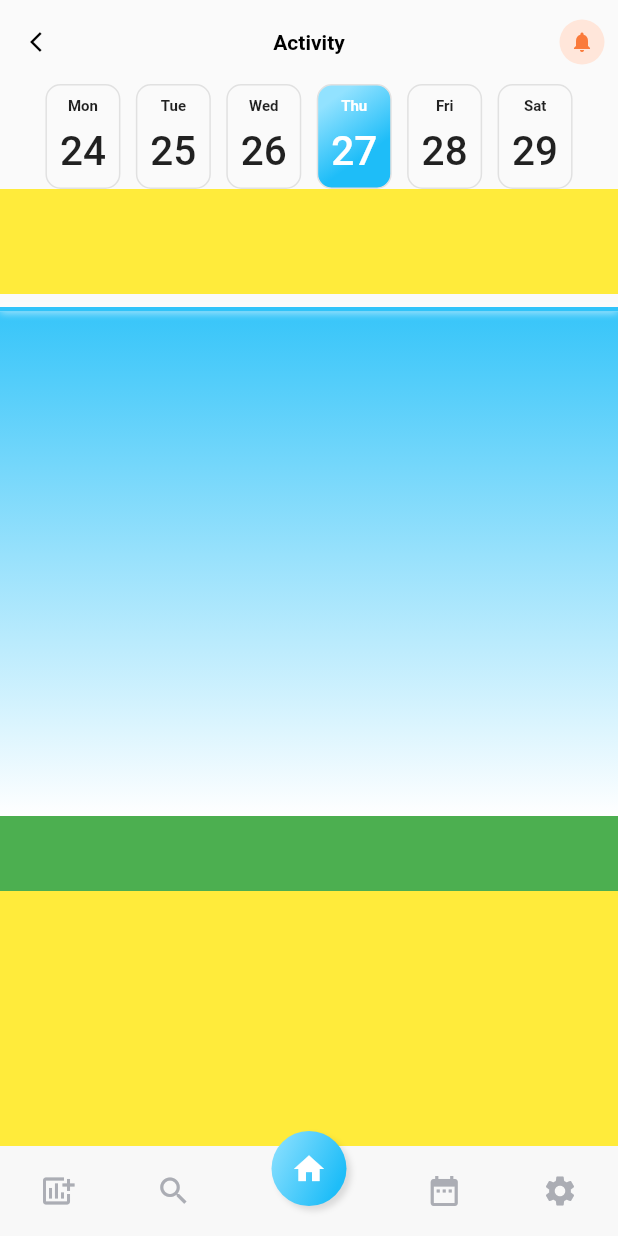
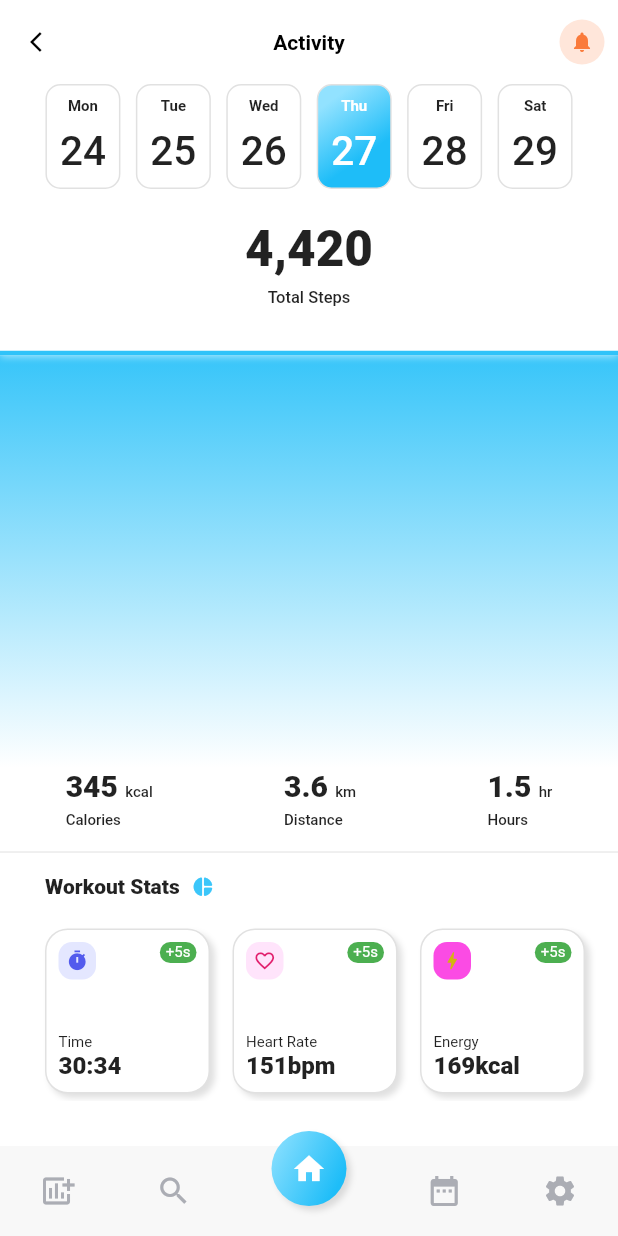
Before and after one commit to flutterwithdraig/FitnessTracker, a Flutter app: the HomePage screen opened directly, after a tap on "Running", on a phone screen of 412 x 824 dp. Run offline on Flutter 3.47's test engine with Material 2 defaults, Android fonts, the phone set to English and light mode, and no system bars.

Commit message:
Episode 5

```diff
--- a/analysis_options.yaml
+++ b/analysis_options.yaml
@@ -22,8 +22,8 @@ linter:
   # `// ignore_for_file: name_of_lint` syntax on the line or in the file
   # producing the lint.
   rules:
-    prefer_const_constructors: false
-    prefer_const_literals_to_create_immutables: false
+    # prefer_const_constructors: false
+    # prefer_const_literals_to_create_immutables: false
     # avoid_print: false  # Uncomment to disable the `avoid_print` rule
     # prefer_single_quotes: true  # Uncomment to enable the `prefer_single_quotes` rule
 
--- a/lib/helpers.dart
+++ b/lib/helpers.dart
@@ -1,3 +1,5 @@
+import 'dart:math';
+
 final Map<int, String> daysOfWeek = {
   1: 'Mon',
   2: 'Tue',
@@ -7,3 +9,14 @@ final Map<int, String> daysOfWeek = {
   6: 'Sat',
   7: 'Sun',
 };
+
+int randBetween(int min, int max) {
+  return Random().nextInt(max - min) + min;
+}
+
+String formatNumber(int number) {
+  return number.toString().replaceAllMapped(
+        RegExp(r'(\d{1,3})(?=(\d{3})+(?!\d))'),
+        (Match m) => '${m[1]},',
+      );
+}
--- a/lib/main.dart
+++ b/lib/main.dart
@@ -19,7 +19,7 @@ class MyApp extends StatelessWidget {
       title: 'Fitness Tracker',
       theme: ThemeData(
         fontFamily: 'Roboto',
-        textTheme: TextTheme(
+        textTheme: const TextTheme(
           headline1: TextStyle(
             fontSize: 14,
             color: Colors.black,
@@ -29,10 +29,10 @@ class MyApp extends StatelessWidget {
       ),
       debugShowCheckedModeBanner: false,
       routes: {
-        '/': (context) => HomePage(),
-        '/details': (context) => DetailsPage(),
+        '/': (context) => const HomePage(),
+        '/details': (context) => const DetailsPage(),
       },
-      initialRoute: '/details',
+      initialRoute: '/',
     );
   }
 }
--- a/lib/models/fitness_program.dart
+++ b/lib/models/fitness_program.dart
@@ -23,14 +23,14 @@ class FitnessProgram {
 
 final List<FitnessProgram> fitnessPrograms = [
   FitnessProgram(
-    image: AssetImage('assets/running.jpg'),
+    image: const AssetImage('assets/running.jpg'),
     name: 'Cardio',
     cals: '220kkal',
     time: '20min',
     type: ProgramType.cardio,
   ),
   FitnessProgram(
-    image: AssetImage('assets/weights.jpg'),
+    image: const AssetImage('assets/weights.jpg'),
     name: 'Barbel Arm Lift',
     cals: '220kkal',
     time: '20min',
--- a/lib/pages/details/details.dart
+++ b/lib/pages/details/details.dart
@@ -1,8 +1,8 @@
-import 'package:fitness_tracker/pages/details/widgets/Stats.dart';
+import 'package:fitness_tracker/pages/details/widgets/stats.dart';
 import 'package:fitness_tracker/pages/details/widgets/appbar.dart';
 import 'package:fitness_tracker/pages/details/widgets/dates.dart';
 import 'package:fitness_tracker/pages/details/widgets/graph.dart';
-import 'package:fitness_tracker/pages/details/widgets/info.dart';
+import 'package:fitness_tracker/pages/details/widgets/info.dart' hide Stats;
 import 'package:fitness_tracker/pages/details/widgets/steps.dart';
 import 'package:fitness_tracker/widgets/bottom_navigation.dart';
 import 'package:flutter/material.dart';
@@ -13,14 +13,17 @@ class DetailsPage extends StatelessWidget {
   @override
   Widget build(BuildContext context) {
     return Scaffold(
+      backgroundColor: Colors.white,
       appBar: MainAppBar(appBar: AppBar()),
       body: Column(
-        children: [
+        children: const [
           Dates(),
           Steps(),
           Graph(),
           Info(),
+          Divider(height: 30),
           Stats(),
+          SizedBox(height: 30),
           BottomNavigation(),
         ],
       ),
--- a/lib/pages/details/widgets/Stats.dart
+++ /dev/null
@@ -1,14 +0,0 @@
-import 'package:flutter/material.dart';
-
-class Stats extends StatelessWidget {
-  const Stats({Key? key}) : super(key: key);
-
-  @override
-  Widget build(BuildContext context) {
-    return Container(
-      width: double.infinity,
-      height: 170,
-      color: Colors.yellow,
-    );
-  }
-}
--- a/lib/pages/details/widgets/appbar.dart
+++ b/lib/pages/details/widgets/appbar.dart
@@ -14,14 +14,16 @@ class MainAppBar extends StatelessWidget implements PreferredSizeWidget {
       backgroundColor: Colors.transparent,
       elevation: 0,
       leading: IconButton(
-        onPressed: () {},
-        icon: Icon(
+        onPressed: () {
+          Navigator.of(context).pop();
+        },
+        icon: const Icon(
           Icons.arrow_back_ios,
           color: Colors.black,
           size: 16,
         ),
       ),
-      title: Text(
+      title: const Text(
         'Activity',
         style: TextStyle(
           color: Colors.black,
@@ -33,17 +35,17 @@ class MainAppBar extends StatelessWidget implements PreferredSizeWidget {
       actions: [
         TextButton(
           onPressed: () {},
-          child: Icon(
+          child: const Icon(
             Icons.notifications,
             size: 16,
           ),
           style: ElevatedButton.styleFrom(
             padding: const EdgeInsets.all(5),
-            maximumSize: Size(30, 30),
-            minimumSize: Size(30, 30),
-            shape: CircleBorder(),
-            primary: Color(0xffffe6da),
-            onPrimary: Color(0xfffa7a3b),
+            maximumSize: const Size(30, 30),
+            minimumSize: const Size(30, 30),
+            shape: const CircleBorder(),
+            primary: const Color(0xffffe6da),
+            onPrimary: const Color(0xfffa7a3b),
           ),
         )
       ],
--- a/lib/pages/details/widgets/dates.dart
+++ b/lib/pages/details/widgets/dates.dart
@@ -1,4 +1,3 @@
-import 'package:fitness_tracker/helpers.dart';
 import 'package:fitness_tracker/helpers.dart';
 import 'package:flutter/material.dart';
 
@@ -10,11 +9,11 @@ class Dates extends StatelessWidget {
     List<DateBox> dateBoxes = [];
 
     // DateTime date = DateTime.parse('2021-11-08');
-    DateTime date = DateTime.now().subtract(Duration(days: 3));
+    DateTime date = DateTime.now().subtract(const Duration(days: 3));
 
     for (int i = 0; i < 6; i++) {
       dateBoxes.add(DateBox(date: date, active: i == 3));
-      date = date.add(Duration(days: 1));
+      date = date.add(const Duration(days: 1));
     }
 
     return Padding(
@@ -45,30 +44,30 @@ class DateBox extends StatelessWidget {
       padding: const EdgeInsets.symmetric(vertical: 8, horizontal: 5),
       decoration: BoxDecoration(
         gradient: active
-            ? LinearGradient(colors: [
+            ? const LinearGradient(colors: [
                 Color(0xff92e2ff),
                 Color(0xff1ebdf8),
               ], begin: Alignment.topCenter)
             : null,
         borderRadius: BorderRadius.circular(10),
         border: Border.all(
-          color: Color(0xffe1e1e1),
+          color: const Color(0xffe1e1e1),
         ),
       ),
       child: DefaultTextStyle.merge(
-        style: active ? TextStyle(color: Colors.white) : null,
+        style: active ? const TextStyle(color: Colors.white) : null,
         child: Column(
           children: [
             Text(
               daysOfWeek[date.weekday]!,
-              style: TextStyle(
+              style: const TextStyle(
                 fontSize: 10,
                 fontWeight: FontWeight.bold,
               ),
             ),
-            SizedBox(height: 8),
+            const SizedBox(height: 8),
             Text(date.day.toString().padLeft(2, '0'),
-                style: TextStyle(
+                style: const TextStyle(
                   fontSize: 27,
                   fontWeight: FontWeight.w500,
                 )),
--- a/lib/pages/details/widgets/graph.dart
+++ b/lib/pages/details/widgets/graph.dart
@@ -7,7 +7,7 @@ class Graph extends StatelessWidget {
 
   @override
   Widget build(BuildContext context) {
-    return Expanded(
+    return const Expanded(
       child: SizedBox(
         width: double.infinity,
         child: GraphArea(),
@@ -42,7 +42,7 @@ class _GraphAreaState extends State<GraphArea>
   void initState() {
     super.initState();
     _animationController = AnimationController(
-        vsync: this, duration: Duration(milliseconds: 2500));
+        vsync: this, duration: const Duration(milliseconds: 2500));
     _animationController.forward();
   }
 
@@ -74,13 +74,15 @@ class GraphPainter extends CustomPainter {
       : _size = Tween<double>(begin: 0, end: 1).animate(
           CurvedAnimation(
             parent: animation,
-            curve: Interval(0.0, 0.75, curve: Curves.easeInOutCubicEmphasized),
+            curve: const Interval(0.0, 0.75,
+                curve: Curves.easeInOutCubicEmphasized),
           ),
         ),
         _dotSize = Tween<double>(begin: 0, end: 1).animate(
           CurvedAnimation(
             parent: animation,
-            curve: Interval(0.75, 1, curve: Curves.easeInOutCubicEmphasized),
+            curve:
+                const Interval(0.75, 1, curve: Curves.easeInOutCubicEmphasized),
           ),
         ),
         super(repaint: animation);
@@ -107,14 +109,14 @@ class GraphPainter extends CustomPainter {
     }
 
     Paint linePaint = Paint()
-      ..color = Color(0xff30c3f9)
+      ..color = const Color(0xff30c3f9)
       ..style = PaintingStyle.stroke
       ..strokeWidth = 3.0;
 
     Paint shadowPaint = Paint()
       ..color = Colors.white
       ..style = PaintingStyle.stroke
-      ..maskFilter = ui.MaskFilter.blur(ui.BlurStyle.solid, 3)
+      ..maskFilter = const ui.MaskFilter.blur(ui.BlurStyle.solid, 3)
       ..strokeWidth = 3.0;
 
     Paint fillPaint = Paint()
@@ -122,7 +124,7 @@ class GraphPainter extends CustomPainter {
         Offset(size.width / 2, 0),
         Offset(size.width / 2, size.height),
         [
-          Color(0xff30c3f9),
+          const Color(0xff30c3f9),
           Colors.white,
         ],
       )
@@ -134,7 +136,7 @@ class GraphPainter extends CustomPainter {
       ..strokeWidth = 8;
 
     Paint dotCenter = Paint()
-      ..color = Color(0xff30c3f9)
+      ..color = const Color(0xff30c3f9)
       ..strokeWidth = 8;
 
     Path linePath = Path();
@@ -168,8 +170,8 @@ class GraphPainter extends CustomPainter {
   }
 
   @override
-  bool shouldRepaint(covariant CustomPainter oldDelegate) {
-    return true;
+  bool shouldRepaint(covariant GraphPainter oldDelegate) {
+    return data != oldDelegate.data;
   }
 }
 
--- a/lib/pages/details/widgets/info.dart
+++ b/lib/pages/details/widgets/info.dart
@@ -5,10 +5,62 @@ class Info extends StatelessWidget {
 
   @override
   Widget build(BuildContext context) {
-    return Container(
-      width: double.infinity,
-      height: 50,
-      color: Colors.green,
+    return Row(
+      mainAxisAlignment: MainAxisAlignment.spaceAround,
+      children: const [
+        Stats(value: '345', unit: 'kcal', label: 'Calories'),
+        Stats(value: '3.6', unit: 'km', label: 'Distance'),
+        Stats(value: '1.5', unit: 'hr', label: 'Hours'),
+      ],
     );
   }
 }
+
+class Stats extends StatelessWidget {
+  final String value;
+  final String unit;
+  final String label;
+
+  const Stats({
+    Key? key,
+    required this.value,
+    required this.unit,
+    required this.label,
+  }) : super(key: key);
+
+  @override
+  Widget build(BuildContext context) {
+    return Column(
+      crossAxisAlignment: CrossAxisAlignment.start,
+      mainAxisSize: MainAxisSize.min,
+      children: [
+        Text.rich(
+          TextSpan(
+              text: value,
+              style: const TextStyle(
+                fontSize: 20,
+                fontWeight: FontWeight.w900,
+              ),
+              children: [
+                const TextSpan(text: ' '),
+                TextSpan(
+                  text: unit,
+                  style: const TextStyle(
+                    fontSize: 10,
+                    fontWeight: FontWeight.w500,
+                  ),
+                ),
+              ]),
+        ),
+        const SizedBox(height: 6),
+        Text(
+          label,
+          style: const TextStyle(
+            fontSize: 10,
+            fontWeight: FontWeight.w500,
+          ),
+        ),
+      ],
+    );
+  }
+}
--- /dev/null
+++ b/lib/pages/details/widgets/stats.dart
@@ -0,0 +1,196 @@
+import 'package:flutter/material.dart';
+
+class Stats extends StatelessWidget {
+  const Stats({Key? key}) : super(key: key);
+
+  @override
+  Widget build(BuildContext context) {
+    return Column(
+      children: [
+        Padding(
+          padding: const EdgeInsets.symmetric(horizontal: 30),
+          child: Row(
+            children: const [
+              Text(
+                'Workout Stats',
+                style: TextStyle(
+                  fontSize: 14,
+                  fontWeight: FontWeight.w800,
+                ),
+              ),
+              SizedBox(width: 8),
+              Icon(
+                Icons.pie_chart_rounded,
+                size: 15,
+                color: Color(0xff3bc6fa),
+              ),
+            ],
+          ),
+        ),
+        const SizedBox(height: 15),
+        SingleChildScrollView(
+          scrollDirection: Axis.horizontal,
+          child: Row(
+            children: const [
+              SizedBox(width: 30),
+              InfoStat(
+                icon: Icons.timer,
+                iconColor: Color(0xff535bed),
+                iconBackground: Color(0xffe4e7ff),
+                time: '+5s',
+                label: 'Time',
+                value: '30:34',
+              ),
+              SizedBox(width: 15),
+              InfoStat(
+                icon: Icons.favorite_outline,
+                iconColor: Color(0xffe11e6c),
+                iconBackground: Color(0xffffe4fb),
+                time: '+5s',
+                label: 'Heart Rate',
+                value: '151bpm',
+              ),
+              SizedBox(width: 15),
+              InfoStat(
+                icon: Icons.bolt,
+                iconColor: Color(0xffd3b50f),
+                iconBackground: Color(0xfffb4be4),
+                time: '+5s',
+                label: 'Energy',
+                value: '169kcal',
+              ),
+              SizedBox(width: 30),
+            ],
+          ),
+        )
+      ],
+    );
+  }
+}
+
+class InfoStat extends StatelessWidget {
+  final IconData icon;
+  final Color iconColor;
+  final Color iconBackground;
+  final String time;
+  final String label;
+  final String value;
+
+  const InfoStat({
+    Key? key,
+    required this.icon,
+    required this.iconColor,
+    required this.iconBackground,
+    required this.time,
+    required this.label,
+    required this.value,
+  }) : super(key: key);
+
+  @override
+  Widget build(BuildContext context) {
+    return Container(
+      height: 110,
+      width: 110,
+      padding: const EdgeInsets.all(8),
+      margin: const EdgeInsets.symmetric(vertical: 5),
+      decoration: BoxDecoration(
+          color: Colors.white,
+          borderRadius: BorderRadius.circular(15),
+          border: Border.all(
+            color: const Color(0xffe1e1e1),
+          ),
+          boxShadow: const [
+            BoxShadow(
+              color: Colors.black12,
+              offset: Offset(3, 3),
+              blurRadius: 3,
+            ),
+          ]),
+      child: Stack(
+        children: [
+          StatIcon(
+            icon: icon,
+            iconColor: iconColor,
+            iconBackground: iconBackground,
+          ),
+          Change(time: time),
+          Align(
+            alignment: Alignment.bottomLeft,
+            child: Column(
+              mainAxisSize: MainAxisSize.min,
+              crossAxisAlignment: CrossAxisAlignment.start,
+              children: [
+                Text(
+                  label,
+                  style: const TextStyle(fontSize: 10),
+                ),
+                Text(
+                  value,
+                  style: const TextStyle(
+                    fontSize: 16,
+                    fontWeight: FontWeight.w800,
+                  ),
+                ),
+              ],
+            ),
+          )
+        ],
+      ),
+    );
+  }
+}
+
+class Change extends StatelessWidget {
+  const Change({
+    Key? key,
+    required this.time,
+  }) : super(key: key);
+
+  final String time;
+
+  @override
+  Widget build(BuildContext context) {
+    return Align(
+      alignment: Alignment.topRight,
+      child: Container(
+        padding: const EdgeInsets.symmetric(
+          vertical: 1,
+          horizontal: 4,
+        ),
+        decoration: BoxDecoration(
+          color: Colors.green,
+          borderRadius: BorderRadius.circular(500),
+        ),
+        child: Text(
+          time,
+          style: const TextStyle(fontSize: 10, color: Colors.white),
+        ),
+      ),
+    );
+  }
+}
+
+class StatIcon extends StatelessWidget {
+  const StatIcon({
+    Key? key,
+    required this.icon,
+    required this.iconColor,
+    required this.iconBackground,
+  }) : super(key: key);
+
+  final IconData icon;
+  final Color iconColor;
+  final Color iconBackground;
+
+  @override
+  Widget build(BuildContext context) {
+    return Container(
+      padding: const EdgeInsets.all(5),
+      decoration: BoxDecoration(
+        color: iconBackground,
+        borderRadius: BorderRadius.circular(9),
+      ),
+      child: Icon(icon, size: 15, color: iconColor),
+    );
+  }
+}
--- a/lib/pages/details/widgets/steps.dart
+++ b/lib/pages/details/widgets/steps.dart
@@ -1,3 +1,4 @@
+import 'package:fitness_tracker/helpers.dart';
 import 'package:flutter/material.dart';
 
 class Steps extends StatelessWidget {
@@ -5,10 +6,28 @@ class Steps extends StatelessWidget {
 
   @override
   Widget build(BuildContext context) {
-    return Container(
-      width: double.infinity,
-      height: 70,
-      color: Colors.yellow,
+    String steps = formatNumber(randBetween(3000, 6000));
+    return Padding(
+      padding: const EdgeInsets.symmetric(vertical: 20),
+      child: Column(
+        children: [
+          Text(
+            steps,
+            style: const TextStyle(
+              fontSize: 33,
+              fontWeight: FontWeight.w900,
+            ),
+          ),
+          const Text(
+            'Total Steps',
+            style: TextStyle(
+              fontSize: 11,
+              fontWeight: FontWeight.w500,
+              height: 2,
+            ),
+          ),
+        ],
+      ),
     );
   }
 }
--- a/lib/pages/home/home.dart
+++ b/lib/pages/home/home.dart
@@ -11,7 +11,7 @@ class HomePage extends StatelessWidget {
   Widget build(BuildContext context) {
     return Scaffold(
       body: Column(
-        children: [
+        children: const [
           AppHeader(),
           CurrentPrograms(),
           RecentActivities(),
--- a/lib/pages/home/widgets/activity.dart
+++ b/lib/pages/home/widgets/activity.dart
@@ -14,11 +14,11 @@ class RecentActivities extends StatelessWidget {
         crossAxisAlignment: CrossAxisAlignment.start,
         children: [
           Text('Recent Activity', style: Theme.of(context).textTheme.headline1),
-          SizedBox(height: 20),
+          const SizedBox(height: 20),
           Expanded(
             child: ListView.builder(
               itemCount: 10,
-              itemBuilder: (context, index) => ActivityItem(),
+              itemBuilder: (context, index) => const ActivityItem(),
             ),
           )
         ],
@@ -51,23 +51,23 @@ class ActivityItem extends StatelessWidget {
         height: 50,
         decoration: BoxDecoration(
           border: Border.all(
-            color: Color(0xffe1e1e1),
+            color: const Color(0xffe1e1e1),
           ),
           borderRadius: BorderRadius.circular(10),
         ),
         child: Row(
           children: [
-            SizedBox(width: 10),
+            const SizedBox(width: 10),
             Container(
               padding: const EdgeInsets.all(4),
-              decoration: BoxDecoration(
+              decoration: const BoxDecoration(
                 shape: BoxShape.circle,
                 color: Color(0xffcff2ff),
               ),
               height: 35,
               width: 35,
               child: Container(
-                decoration: BoxDecoration(
+                decoration: const BoxDecoration(
                     shape: BoxShape.circle,
                     image: DecorationImage(
                       image: AssetImage('assets/running.jpg'),
@@ -75,29 +75,29 @@ class ActivityItem extends StatelessWidget {
                     )),
               ),
             ),
-            SizedBox(width: 20),
+            const SizedBox(width: 20),
             Text(
               activity,
-              style: TextStyle(
+              style: const TextStyle(
                 fontSize: 12,
                 fontWeight: FontWeight.w900,
               ),
             ),
-            Expanded(child: SizedBox()),
-            Icon(Icons.timer, size: 12),
-            SizedBox(width: 5),
-            Text(
+            const Expanded(child: SizedBox()),
+            const Icon(Icons.timer, size: 12),
+            const SizedBox(width: 5),
+            const Text(
               '30min',
               style: TextStyle(fontSize: 10, fontWeight: FontWeight.w300),
             ),
-            SizedBox(width: 10),
-            Icon(Icons.wb_sunny_outlined, size: 12),
-            SizedBox(width: 5),
-            Text(
+            const SizedBox(width: 10),
+            const Icon(Icons.wb_sunny_outlined, size: 12),
+            const SizedBox(width: 5),
+            const Text(
               '55kcal',
               style: TextStyle(fontSize: 10, fontWeight: FontWeight.w300),
             ),
-            SizedBox(
+            const SizedBox(
               width: 20,
             )
           ],
--- a/lib/pages/home/widgets/current.dart
+++ b/lib/pages/home/widgets/current.dart
@@ -33,7 +33,7 @@ class _CurrentProgramsState extends State<CurrentPrograms> {
                 'Current Programs',
                 style: Theme.of(context).textTheme.headline1,
               ),
-              Icon(
+              const Icon(
                 Icons.arrow_forward_ios,
                 size: 15,
               ),
@@ -54,7 +54,7 @@ class _CurrentProgramsState extends State<CurrentPrograms> {
                 onTap: _changeProgram,
               );
             },
-            separatorBuilder: (context, index) => SizedBox(width: 20),
+            separatorBuilder: (context, index) => const SizedBox(width: 20),
           ),
         )
       ],
@@ -88,7 +88,7 @@ class Program extends StatelessWidget {
           image: DecorationImage(
             colorFilter: ColorFilter.mode(
               active
-                  ? Color(0xff1ebdf8).withOpacity(.8)
+                  ? const Color(0xff1ebdf8).withOpacity(.8)
                   : Colors.white.withOpacity(.8),
               BlendMode.lighten,
             ),
@@ -112,13 +112,13 @@ class Program extends StatelessWidget {
               Row(
                 children: [
                   Text(program.cals),
-                  SizedBox(width: 15),
+                  const SizedBox(width: 15),
                   Icon(
                     Icons.timer,
                     size: 10,
                     color: active ? Colors.white : Colors.black,
                   ),
-                  SizedBox(width: 5),
+                  const SizedBox(width: 5),
                   Text(program.time),
                 ],
               )
--- a/lib/pages/home/widgets/header.dart
+++ b/lib/pages/home/widgets/header.dart
@@ -12,20 +12,20 @@ class AppHeader extends StatelessWidget {
         children: [
           CustomPaint(
             painter: HeaderPainter(),
-            size: Size(double.infinity, 200),
+            size: const Size(double.infinity, 200),
           ),
           Positioned(
             top: 20,
             left: 20,
             child: IconButton(
               onPressed: () {},
-              icon: Icon(
+              icon: const Icon(
                 Icons.menu,
                 color: Colors.white,
               ),
             ),
           ),
-          Positioned(
+          const Positioned(
             top: 35,
             right: 40,
             child: CircleAvatar(
@@ -39,7 +39,7 @@ class AppHeader extends StatelessWidget {
             bottom: 20,
             child: Column(
               crossAxisAlignment: CrossAxisAlignment.start,
-              children: [
+              children: const [
                 Text(
                   'Hello',
                   style: TextStyle(
@@ -68,12 +68,12 @@ class AppHeader extends StatelessWidget {
 class HeaderPainter extends CustomPainter {
   @override
   void paint(Canvas canvas, Size size) {
-    Paint backColor = Paint()..color = Color(0xff18b0e8);
+    Paint backColor = Paint()..color = const Color(0xff18b0e8);
     Paint circles = Paint()..color = Colors.white.withAlpha(40);
 
     canvas.drawRect(
       Rect.fromPoints(
-        Offset(0, 0),
+        const Offset(0, 0),
         Offset(size.width, size.height),
       ),
       backColor,
--- a/lib/widgets/bottom_navigation.dart
+++ b/lib/widgets/bottom_navigation.dart
@@ -8,25 +8,25 @@ class BottomNavigation extends StatelessWidget {
     return Container(
       width: double.infinity,
       height: 60,
-      color: Color(0xfff8f8f8),
+      color: const Color(0xfff8f8f8),
       child: IconTheme(
-        data: IconThemeData(color: Color(0xffabadb4)),
+        data: const IconThemeData(color: Color(0xffabadb4)),
         child: Row(
           mainAxisAlignment: MainAxisAlignment.spaceAround,
           children: [
-            Icon(
+            const Icon(
               Icons.add_chart,
             ),
-            Icon(Icons.search),
+            const Icon(Icons.search),
             Transform.translate(
-              offset: Offset(0, -15),
+              offset: const Offset(0, -15),
               child: GestureDetector(
                 onTap: () {
-                  Navigator.of(context).pushReplacementNamed('/');
+                  // Navigator.of(context).pushReplacementNamed('/');
                 },
                 child: Container(
                   padding: const EdgeInsets.all(13),
-                  decoration: BoxDecoration(
+                  decoration: const BoxDecoration(
                       shape: BoxShape.circle,
                       gradient: LinearGradient(
                         begin: Alignment.topLeft,
@@ -42,19 +42,19 @@ class BottomNavigation extends StatelessWidget {
                           blurRadius: 3,
                         )
                       ]),
-                  child: Icon(
+                  child: const Icon(
                     Icons.home,
                     color: Colors.white,
                   ),
                 ),
               ),
             ),
-            Icon(Icons.date_range),
+            const Icon(Icons.date_range),
             GestureDetector(
               onTap: () {
-                Navigator.of(context).pushNamed('/details');
+                // Navigator.of(context).pushNamed('/details');
               },
-              child: Icon(Icons.settings),
+              child: const Icon(Icons.settings),
             ),
           ],
         ),
```
